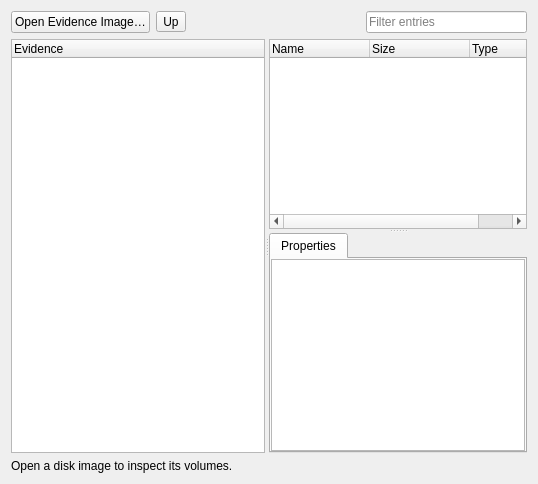
First picture: the form in src/widgets/ForensicsWidget.ui, repository radareorg/iaito, before the edit.
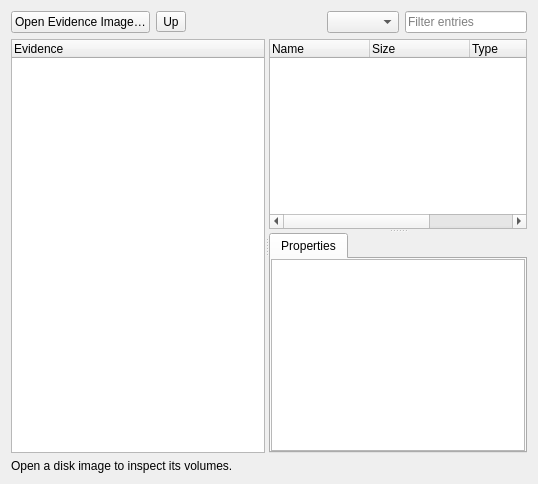
Second picture: the form after the edit.

Commit message: Browse deleted entries and free ext2 inodes ##fs

The edit to the form file:
```diff
--- a/src/widgets/ForensicsWidget.ui
+++ b/src/widgets/ForensicsWidget.ui
@@ -28,6 +28,11 @@
        <property name="sizeHint" stdset="0"><size><width>12</width><height>1</height></size></property>
       </spacer>
      </item>
+     <item>
+      <widget class="QComboBox" name="visibleEntries">
+       <property name="accessibleName"><string>Entry visibility</string></property>
+      </widget>
+     </item>
      <item>
       <widget class="QLineEdit" name="filter">
        <property name="placeholderText"><string>Filter entries</string></property>
@@ -55,6 +60,7 @@
        <column><property name="text"><string>Name</string></property></column>
        <column><property name="text"><string>Size</string></property></column>
        <column><property name="text"><string>Type</string></property></column>
+       <column><property name="text"><string>State</string></property></column>
       </widget>
       <widget class="QTabWidget" name="inspector">
        <widget class="QPlainTextEdit" name="properties">
```
The commit also changes 5 other files.
